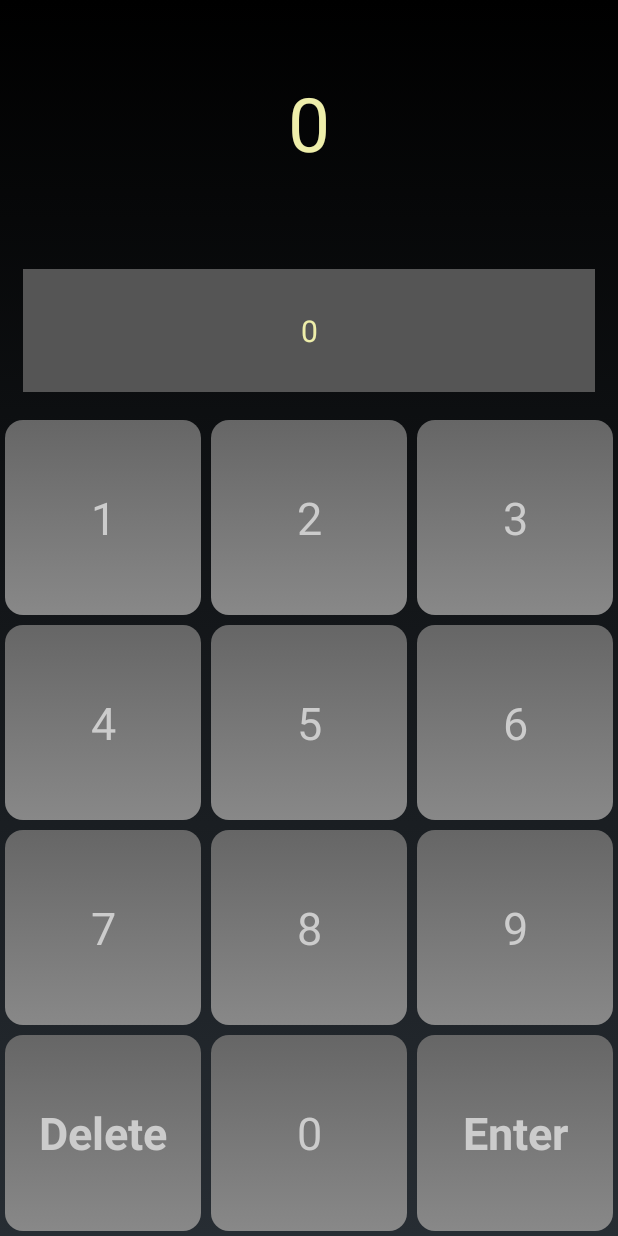
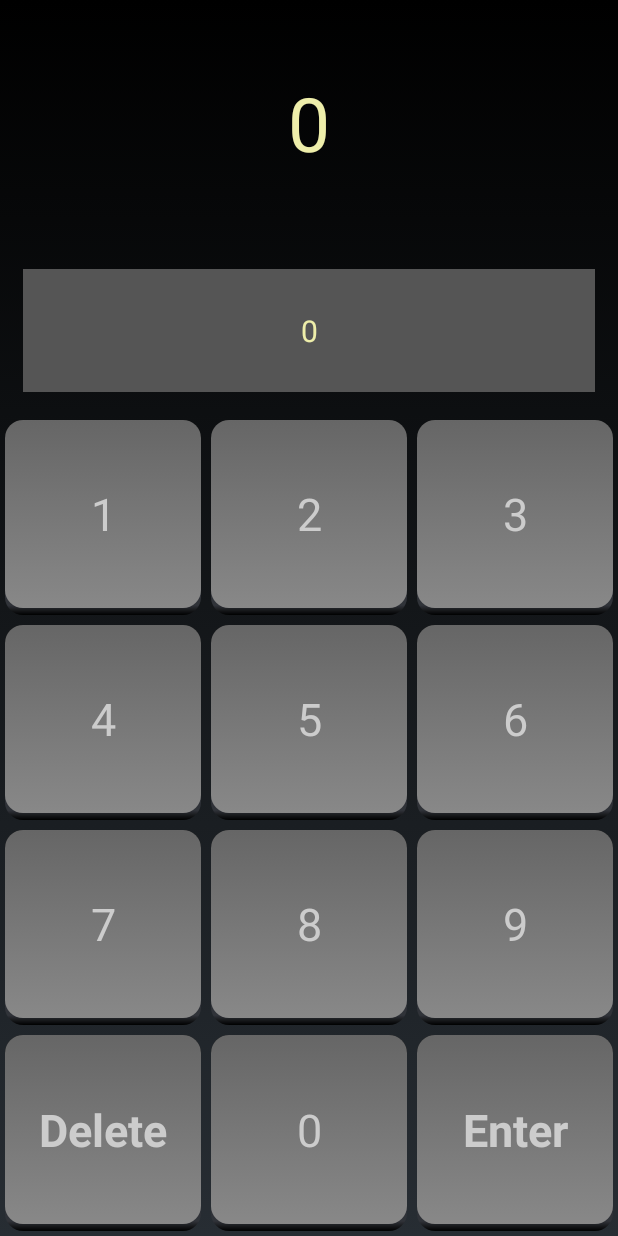
Before and after one commit to beepscore/RemoteControl, an Android app: the screen it shows after launch (RemoteControlActivity), on a phone screen of 412 x 824 dp. Run offline under Robolectric (Android 15) with nearby library versions, the phone set to English and light mode, and no system bars.

Commit message:
Add button_shape_shadowed and in styles use it.

```diff
--- /dev/null
+++ b/app/src/main/res/drawable/button_shape_shadowed.xml
@@ -0,0 +1,21 @@
+<?xml version="1.0" encoding="utf-8"?>
+<layer-list xmlns:android="http://schemas.android.com/apk/res/android">
+    <item>
+        <shape android:shape="rectangle" >
+            <corners android:radius="@dimen/button_corner_radius" />
+
+            <gradient
+                android:angle="90"
+                android:centerColor="#303339"
+                android:centerY="0.05"
+                android:startColor="#000000"
+                android:endColor="#000000" />
+        </shape>
+    </item>
+    <item>
+        <inset
+            android:drawable="@drawable/button_shape"
+            android:insetBottom="5dp" />
+    </item>
+
+</layer-list>
--- a/app/src/main/res/values/styles.xml
+++ b/app/src/main/res/values/styles.xml
@@ -8,7 +8,7 @@
     <style name="RemoteButton">
         <item name="android:layout_width">0dp</item>
         <item name="android:layout_height">match_parent</item>
-        <item name="android:background">@drawable/button_shape</item>
+        <item name="android:background">@drawable/button_shape_shadowed</item>
         <item name="android:textColor">@drawable/button_text_color</item>
         <item name="android:textSize">30dp</item>
         <item name="android:layout_margin">3dp</item>
```
